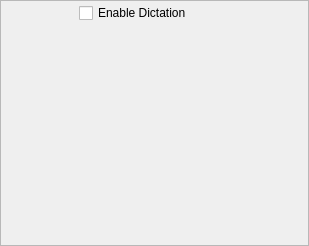
Above: res/ui/settingspane-dictation.ui from smartboyhw/speechcontrol before the change. Below: the same form after it.
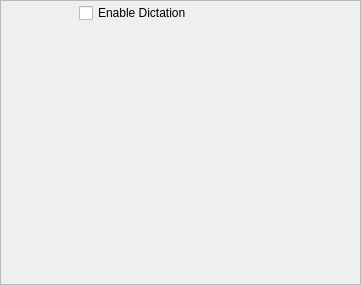
That is the form after the change.

Commit message: A lot of UI changes. Expect more to come.

The edit to the form file:
```diff
--- a/res/ui/settingspane-dictation.ui
+++ b/res/ui/settingspane-dictation.ui
@@ -6,8 +6,8 @@
    <rect>
     <x>0</x>
     <y>0</y>
-    <width>309</width>
-    <height>246</height>
+    <width>361</width>
+    <height>285</height>
    </rect>
   </property>
   <property name="windowTitle">
@@ -24,8 +24,8 @@
     <rect>
      <x>3</x>
      <y>3</y>
-     <width>299</width>
-     <height>237</height>
+     <width>353</width>
+     <height>277</height>
     </rect>
    </property>
    <layout class="QGridLayout" name="gridLayout">
```
The commit also changes 4 other files.
